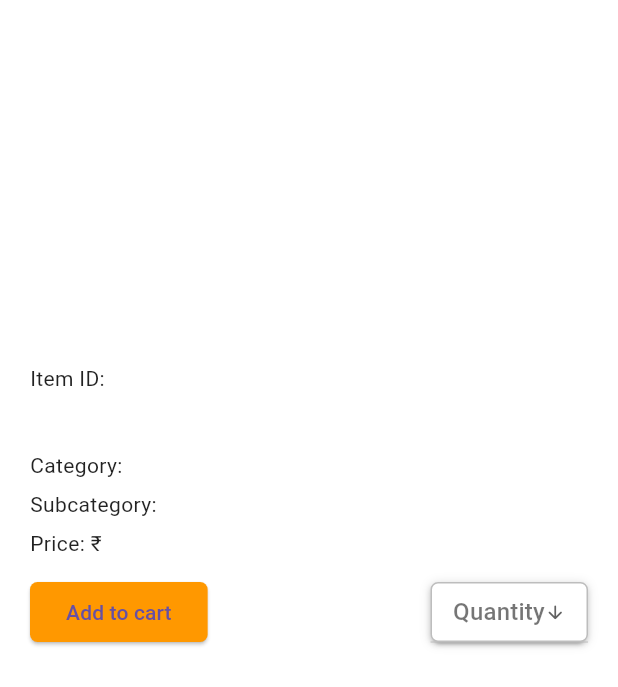
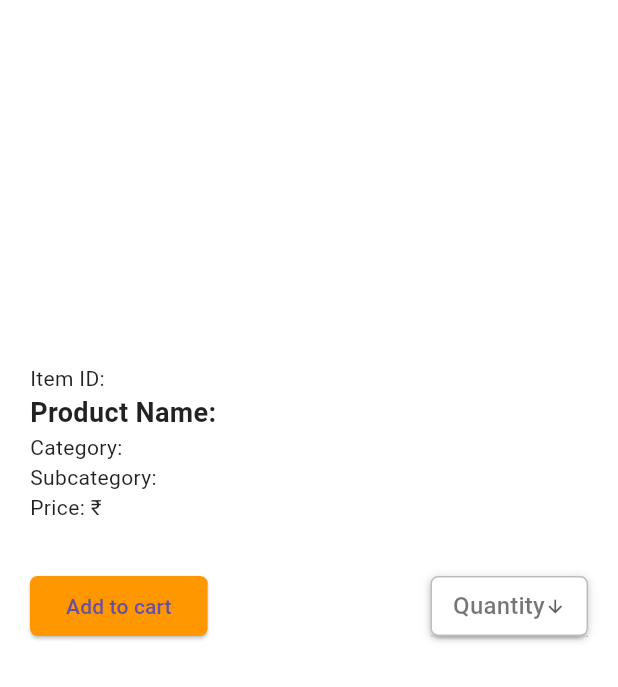
Before and after one commit to ecommbalaji/ecommbalaji.github.io, a Flutter app: the ProductCard widget shown alone on an empty page, opened directly with empty values, on a phone screen of 412 x 824 dp. Shown: the top 687 px of the screen. Run offline on Flutter 3.47's test engine with Material 3 defaults, Android fonts, the phone set to English and light mode, and no system bars; drawn by our look-alikes of dropdown_button2, flutter_image_slideshow; our stand-ins replace badges, bloc, cached_network_image, flutter_bloc, flutter_dotenv, logger; missing offline and left inert: dart:html, flutter_excel, htmltopdfwidgets; network calls fail.

Commit message:
make the text selectable

```diff
--- a/lib/cards/product_card.dart
+++ b/lib/cards/product_card.dart
@@ -66,46 +66,48 @@ class _ProductCardState extends State<ProductCard> with AutomaticKeepAliveClient
                 child: ImageCarousal(images: lisTImages),
               ),
               const SizedBox(height: 12.0),
-              // Item ID
-              _buildLabel('Item ID: ${widget.orderItem.itemId.trim()}'),
-              const SizedBox(height: 6.0),
-              // Product Name
-              Tooltip(
-                message: orderItmName,
-                child: Text(
-                  orderItmName,
-                  style: const TextStyle(
-                    fontWeight: FontWeight.bold,
-                    fontSize: 18.0, // Slightly larger font
-                  ),
-                  maxLines: 1,
-                  overflow: TextOverflow.ellipsis,
+
+              // Selectable Text that includes all the details in one block
+              SelectableText.rich(
+                TextSpan(
+                  children: [
+                    TextSpan(
+                      text: 'Item ID: ${widget.orderItem.itemId.trim()}\n',
+                      style: const TextStyle(fontSize: 14.0, color: Colors.black87),
+                    ),
+                    TextSpan(
+                      text: 'Product Name: $orderItmName\n',
+                      style: const TextStyle(fontSize: 18.0, fontWeight: FontWeight.bold),
+                    ),
+                    TextSpan(
+                      text: 'Category: ${widget.orderItem.category ?? ''}\n',
+                      style: const TextStyle(fontSize: 14.0, color: Colors.black87),
+                    ),
+                    TextSpan(
+                      text: 'Subcategory: ${widget.orderItem.subCategory ?? ''}\n',
+                      style: const TextStyle(fontSize: 14.0, color: Colors.black87),
+                    ),
+                    TextSpan(
+                      text: 'Price: ₹${selectedPrice?.toString() ?? widget.orderItem.price ?? ''}\n',
+                      style: const TextStyle(fontSize: 14.0, color: Colors.black87),
+                    ),
+                    if (widget.orderItem.remarks != null && widget.orderItem.remarks!.isNotEmpty)
+                      TextSpan(
+                        text: 'Specifications: ${widget.orderItem.remarks}\n',
+                        style: const TextStyle(fontSize: 14.0, color: Colors.black87),
+                      ),
+                  ],
                 ),
+                showCursor: true,
+                cursorColor: Colors.blue,
+                cursorWidth: 2.0,
+                style: const TextStyle(fontSize: 14.0, color: Colors.black87),
               ),
-              const SizedBox(height: 6.0),
-              // Product Category
-              _buildLabel('Category: ${widget.orderItem.category ?? ''}'),
-              const SizedBox(height: 6.0),
-              // Product Subcategory
-              _buildLabel('Subcategory: ${widget.orderItem.subCategory ?? ''}'),
-              const SizedBox(height: 6.0),
-              // Price Display
-              _buildLabel('Price: ₹${selectedPrice?.toString() ?? widget.orderItem.price ?? ''}'),
               const SizedBox(height: 12.0),
-              // Selectable Buttons for Slot Selection
+
               if (widget.orderItem.slotPriceMapping != null && widget.orderItem.slotPriceMapping!.isNotEmpty)
                 _buildSelectableButtons(),
 
-              // Specifications
-              if (widget.orderItem.remarks != null && widget.orderItem.remarks!.isNotEmpty) ...[
-                const SizedBox(height: 12.0),
-                Expanded(
-                  child: SpecificationPopup(specs: 'Specifications: ${widget.orderItem.remarks ?? ''}'),
-                ),
-              ],
-
-
-              // Add to Cart Button
               Row(
                 children: [
                   AddToCartButtonGrid(
@@ -130,8 +132,9 @@ class _ProductCardState extends State<ProductCard> with AutomaticKeepAliveClient
     );
   }
 
+
   Widget _buildLabel(String text) {
-    return Text(
+    return SelectableText(
       text,
       style: const TextStyle(fontSize: 14.0, color: Colors.black87), // More subdued color
     );
--- a/lib/screens/product_page.dart
+++ b/lib/screens/product_page.dart
@@ -127,7 +127,7 @@ class _ProductPageState extends State<ProductPage> with SingleTickerProviderStat
                   GridView.builder(
                     gridDelegate: const SliverGridDelegateWithMaxCrossAxisExtent(
                       maxCrossAxisExtent: 455,
-                      mainAxisExtent: 535,
+                      mainAxisExtent: 556,
                       childAspectRatio: 1,
                       mainAxisSpacing: 10.0,
                       crossAxisSpacing: 10.0
```
